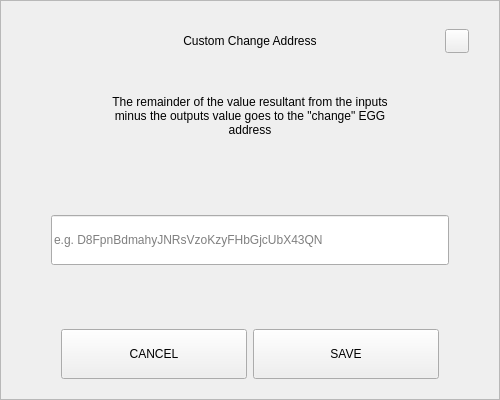
The window that src/qt/pivx/forms/sendchangeaddressdialog.ui (KingricharVD/DSW) describes before a commit, drawn with Qt 5.
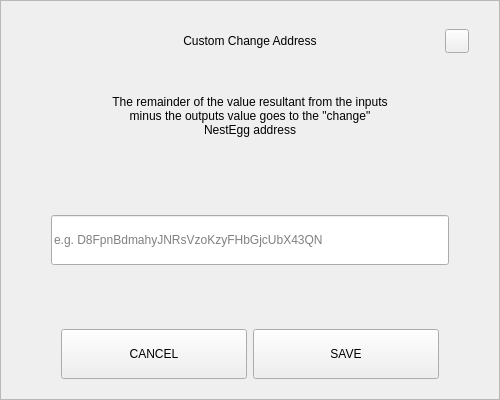
The same window after the commit.

The edit to the form file:
```diff
--- a/src/qt/pivx/forms/sendchangeaddressdialog.ui
+++ b/src/qt/pivx/forms/sendchangeaddressdialog.ui
@@ -164,7 +164,7 @@
          </size>
         </property>
         <property name="text">
-         <string>The remainder of the value resultant from the inputs minus the outputs value goes to the &quot;change&quot; EGG address</string>
+         <string>The remainder of the value resultant from the inputs minus the outputs value goes to the &quot;change&quot; NestEgg address</string>
         </property>
         <property name="alignment">
          <set>Qt::AlignCenter</set>
```
